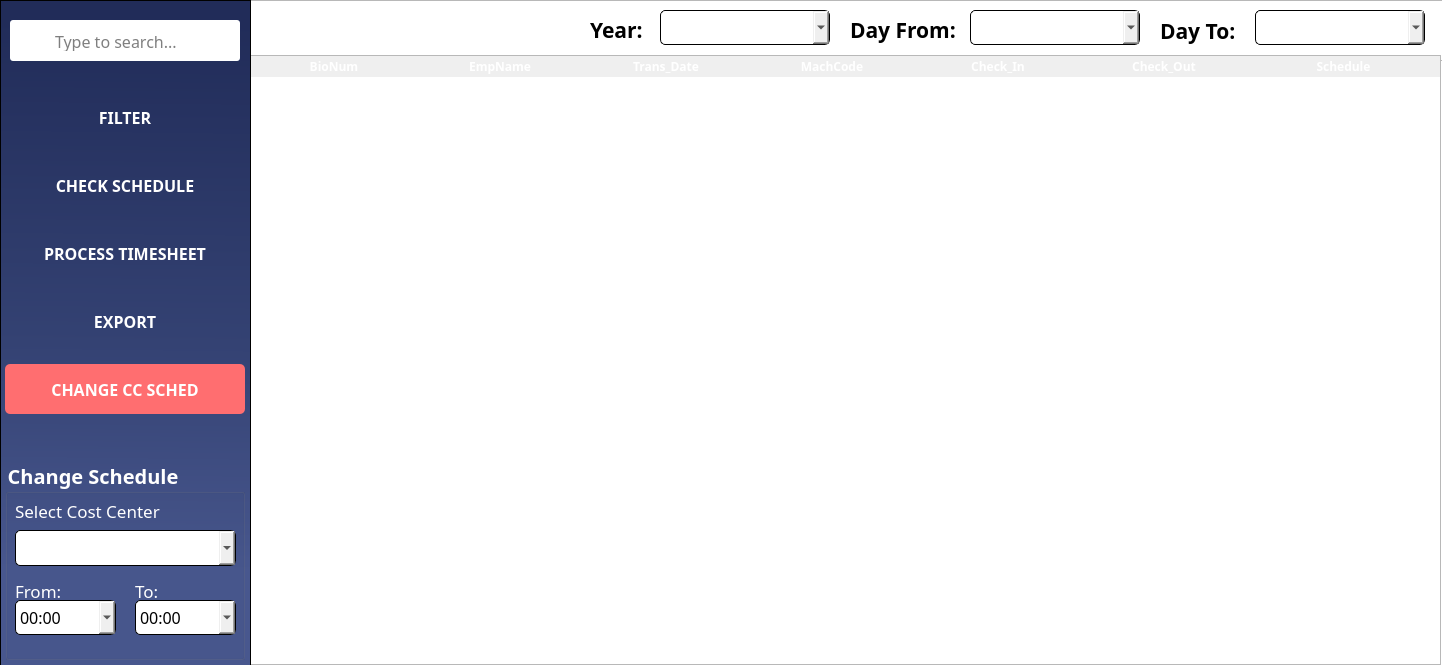
Old version of the form MainFrame/Resources/UI/timecard.ui in the repository Maze711/systemPayroll.
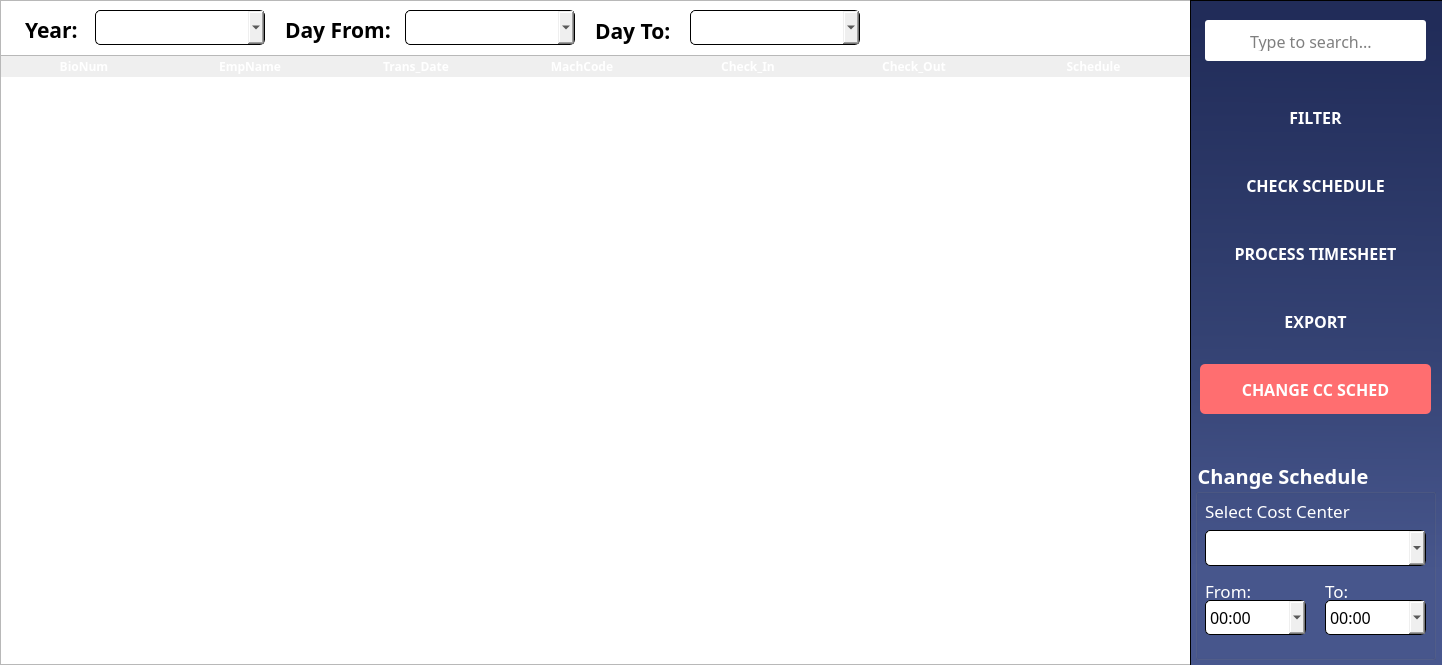
New version of the form. Icons and pictures are not drawn.

The edit to the form file:
```diff
--- a/MainFrame/Resources/UI/timecard.ui
+++ b/MainFrame/Resources/UI/timecard.ui
@@ -33,7 +33,7 @@
   <widget class="QTableWidget" name="TimeListTable">
    <property name="geometry">
     <rect>
-     <x>250</x>
+     <x>0</x>
      <y>55</y>
      <width>1191</width>
      <height>610</height>
@@ -197,9 +197,9 @@
   <widget class="QFrame" name="sideBar">
    <property name="geometry">
     <rect>
-     <x>0</x>
+     <x>1190</x>
      <y>0</y>
-     <width>251</width>
+     <width>261</width>
      <height>670</height>
     </rect>
    </property>
@@ -217,9 +217,9 @@
    <widget class="QFrame" name="searchBar">
     <property name="geometry">
      <rect>
-      <x>10</x>
+      <x>15</x>
       <y>20</y>
-      <width>230</width>
+      <width>221</width>
       <height>41</height>
      </rect>
     </property>
@@ -305,7 +305,7 @@
      <rect>
       <x>5</x>
       <y>460</y>
-      <width>240</width>
+      <width>241</width>
       <height>200</height>
      </rect>
     </property>
@@ -685,12 +685,18 @@
    <widget class="QWidget" name="widget" native="true">
     <property name="geometry">
      <rect>
-      <x>5</x>
+      <x>10</x>
       <y>80</y>
-      <width>240</width>
+      <width>231</width>
       <height>351</height>
      </rect>
     </property>
+    <property name="styleSheet">
+     <string notr="true">
+#btnCheckSched:hover, #btnFilter:hover{
+	background-color: &quot;#45a049''
+}</string>
+    </property>
     <layout class="QVBoxLayout" name="verticalLayout_2">
      <item>
       <widget class="QPushButton" name="btnFilter">
@@ -895,7 +901,7 @@
   <widget class="QFrame" name="header">
    <property name="geometry">
     <rect>
-     <x>250</x>
+     <x>0</x>
      <y>0</y>
      <width>1201</width>
      <height>61</height>
@@ -921,7 +927,7 @@
    <widget class="QLabel" name="lblYear">
     <property name="geometry">
      <rect>
-      <x>340</x>
+      <x>25</x>
       <y>9</y>
       <width>71</width>
       <height>41</height>
@@ -942,7 +948,7 @@
    <widget class="QComboBox" name="dateFromCC">
     <property name="geometry">
      <rect>
-      <x>720</x>
+      <x>405</x>
       <y>10</y>
       <width>170</width>
       <height>35</height>
@@ -957,7 +963,7 @@
    <widget class="QComboBox" name="yearCC">
     <property name="geometry">
      <rect>
-      <x>410</x>
+      <x>95</x>
       <y>10</y>
       <width>170</width>
       <height>35</height>
@@ -978,7 +984,7 @@
    <widget class="QComboBox" name="dateToCC">
     <property name="geometry">
      <rect>
-      <x>1005</x>
+      <x>690</x>
       <y>10</y>
       <width>170</width>
       <height>35</height>
@@ -993,7 +999,7 @@
    <widget class="QLabel" name="lblDateFrom">
     <property name="geometry">
      <rect>
-      <x>600</x>
+      <x>285</x>
       <y>9</y>
       <width>121</width>
       <height>41</height>
@@ -1014,7 +1020,7 @@
    <widget class="QLabel" name="lblDateTo">
     <property name="geometry">
      <rect>
-      <x>910</x>
+      <x>595</x>
       <y>10</y>
       <width>91</width>
       <height>41</height>
```
Left out of the diff: 5 changed lines with no effect on the pictures.
